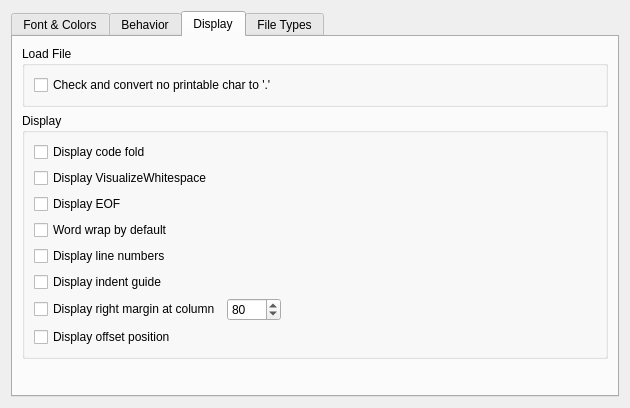
Old version of the form liteidex/src/plugins/liteeditor/liteeditoroption.ui in the repository visualfc/liteide.
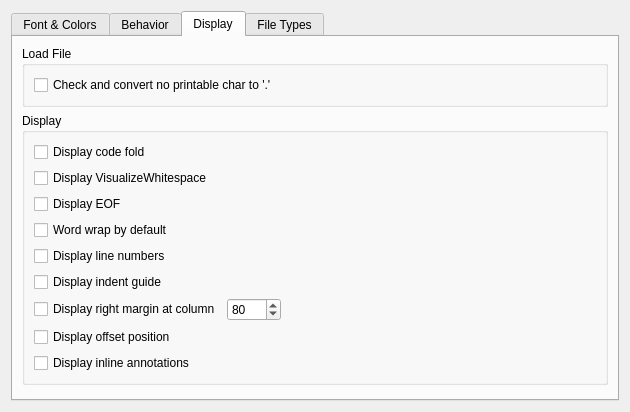
New version of the form. The open tabs and pages were chosen to show the change.

What changed in the file:
```diff
--- a/liteidex/src/plugins/liteeditor/liteeditoroption.ui
+++ b/liteidex/src/plugins/liteeditor/liteeditoroption.ui
@@ -7,7 +7,7 @@
     <x>0</x>
     <y>0</y>
     <width>630</width>
-    <height>390</height>
+    <height>412</height>
    </rect>
   </property>
   <property name="windowTitle">
@@ -510,6 +510,13 @@
             </property>
            </widget>
           </item>
+          <item>
+           <widget class="QCheckBox" name="annotationsCheckBox">
+            <property name="text">
+             <string>Display inline annotations</string>
+            </property>
+           </widget>
+          </item>
          </layout>
         </widget>
        </item>
```
Left out of the diff: 2 changed lines with no effect on the pictures.
